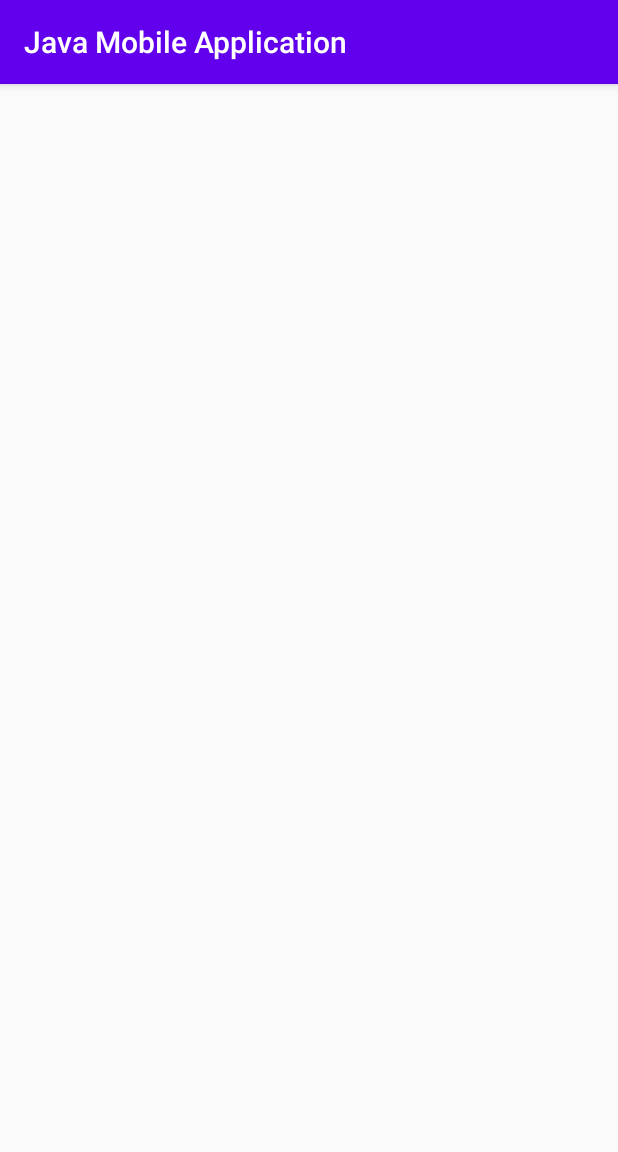
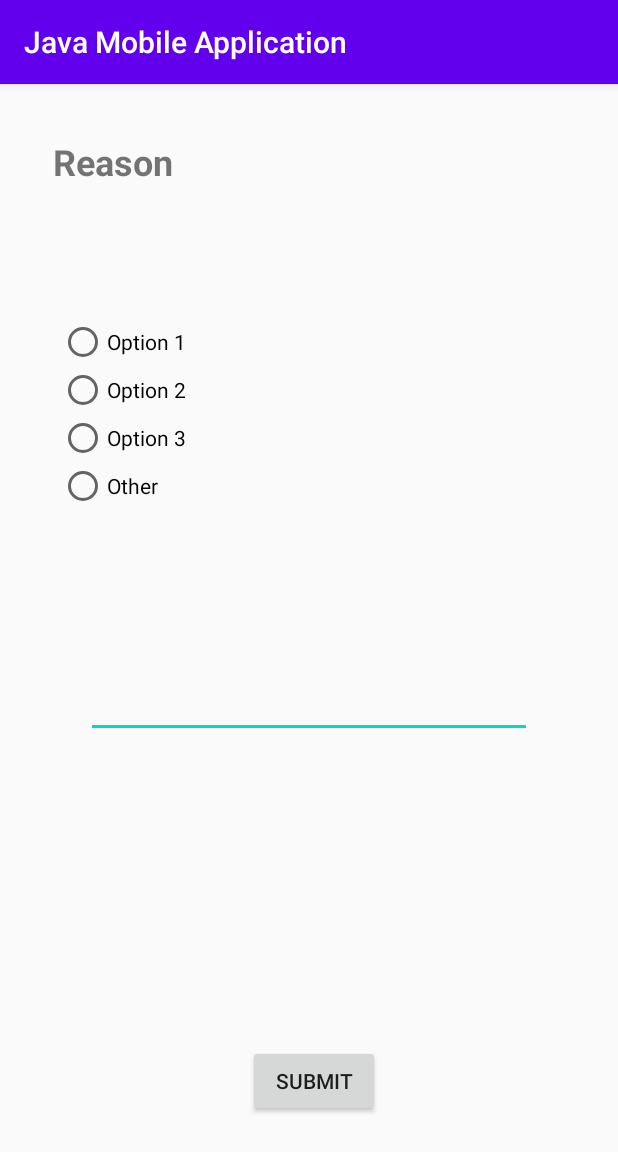
Before and after one commit to KalindaJ-debug/AIMS-Mobile-Application, an Android app: the ApprovalReason screen opened directly, with no data from a screen before it, on a phone screen of 412 x 824 dp. Shown: the top 1152 px of the screen. Run offline under Robolectric (Android 15) with nearby library versions, the phone set to English and light mode, and no system bars.

Commit message:
Approval Reason Data Update and Interface

```diff
--- a/app/src/main/java/com/example/javamobileapplication/ApprovalReason.java
+++ b/app/src/main/java/com/example/javamobileapplication/ApprovalReason.java
@@ -2,13 +2,168 @@ package com.example.javamobileapplication;
 
 import androidx.appcompat.app.AppCompatActivity;
 
+import android.content.Intent;
 import android.os.Bundle;
+import android.view.View;
+import android.widget.AdapterView;
+import android.widget.ArrayAdapter;
+import android.widget.Button;
+import android.widget.CheckBox;
+import android.widget.EditText;
+import android.widget.RadioButton;
+import android.widget.RadioGroup;
+import android.widget.Spinner;
+import android.widget.TextView;
+import android.widget.Toast;
+
+import java.util.ArrayList;
+import java.util.List;
 
 public class ApprovalReason extends AppCompatActivity {
+
+    private String farmerFirst, farmerLast, province, district, region, submitDate, season, key;
+    private float harvestAmount, cultivatedAmount;
+    private EditText otherText;
+    private RadioGroup optionList;
+    private RadioButton otherTextRadio, option1Radio, option2Radio, option3Radio;
+    private Button submitReasonData;
 
     @Override
     protected void onCreate(Bundle savedInstanceState) {
         super.onCreate(savedInstanceState);
         setContentView(R.layout.activity_approval_reason);
+
+        submitReasonData = (Button) findViewById(R.id.btnReason);
+
+        otherTextRadio = (RadioButton) findViewById(R.id.checkRadio);
+        option1Radio = (RadioButton) findViewById(R.id.option1Radio);
+        option2Radio = (RadioButton) findViewById(R.id.option2Radio);
+        option3Radio = (RadioButton) findViewById(R.id.option3Radio);
+
+        optionList = (RadioGroup) findViewById(R.id.optionList);
+        optionList.setOnCheckedChangeListener(new RadioGroup.OnCheckedChangeListener() {
+            @Override
+            public void onCheckedChanged(RadioGroup radioGroup, int i) {
+                switch (i) {
+                    case R.id.option1Radio:
+                    case R.id.option3Radio:
+                    case R.id.option2Radio:
+                        //disableText();
+                        break;
+                    case R.id.checkRadio:
+                        //enableText();
+                        break;
+                }
+            }
+        });
+
+        otherText = (EditText) findViewById(R.id.otherText);
+        //disableText();
+
+        Intent intent = getIntent();
+        this.farmerFirst = intent.getStringExtra("farmerFirst");
+        this.farmerLast = intent.getStringExtra("farmerLast");
+        this.province = intent.getStringExtra("province");
+        this.district = intent.getStringExtra("district");
+        this.region = intent.getStringExtra("region");
+        this.submitDate = intent.getStringExtra("submittedDate");
+        this.season = intent.getStringExtra("season");
+        this.harvestAmount = intent.getFloatExtra("harvestAmount", 0);
+        this.cultivatedAmount = intent.getFloatExtra("cultivatedAmount", 0);
+        this.key = intent.getStringExtra("key");
+
+        submitReasonData.setOnClickListener(new View.OnClickListener() {
+            @Override
+            public void onClick(View view) {
+                if (otherTextRadio.isChecked()) {
+                    updateData(otherText.getText().toString());
+                } else if (option1Radio.isChecked()) {
+                    updateData("Inaccurate Data");
+                } else if (option2Radio.isChecked()) {
+                    updateData("Redundant Data");
+                } else if (option3Radio.isChecked()) {
+                    updateData("Test Data");
+                }
+            }
+        });
+    }
+
+    public void checkRadioInput(View view) {
+        // Is the button now checked?
+        boolean checked = ((RadioButton) view).isChecked();
+
+        // Check which radio button was clicked
+        switch(view.getId()) {
+            case R.id.option1Radio:
+            case R.id.option3Radio:
+            case R.id.option2Radio:
+                if (checked)
+                    disableText();
+                    break;
+            case R.id.checkRadio:
+                if (checked)
+                    enableText();
+                    break;
+        }
+    }
+
+    public void checkOtherText(View view) {
+        // Is the button now checked?
+        boolean checked = ((RadioButton) view).isChecked();
+
+        // Check which radio button was clicked
+        switch(view.getId()) {
+            case R.id.checkRadio:
+                if (checked)
+                    // Pirates are the best
+                    break;
+        }
+    }
+
+    public void updateData(String reason) {
+        Approval approval = new Approval();
+        approval.setReason(reason);
+        approval.setCultivatedAmount(cultivatedAmount);
+        approval.setSubmitDate(submitDate);
+        approval.setHarvestAmount(harvestAmount);
+        approval.setSeason(season);
+        approval.setDistrict(district);
+        approval.setProvince(province);
+        approval.setStatus(2);
+        approval.setLastName(farmerLast);
+        approval.setFirstName(farmerFirst);
+        new FirebaseDBHelper().updateApproval(key, approval, new FirebaseDBHelper.DataStatus() {
+            @Override
+            public void DataIsLoaded(List<Approval> approvals, List<String> keys) {
+
+            }
+
+            @Override
+            public void DataInserted() {
+
+            }
+
+            @Override
+            public void DataUpdated() {
+                Toast.makeText(ApprovalReason.this, "Record Updated" + "Test", Toast.LENGTH_LONG).show();
+            }
+
+            @Override
+            public void DataDeleted() {
+
+            }
+        });
+    }
+
+    public void enableText() {
+        otherText.setFocusable(true);
+        otherText.setEnabled(true);
+        otherText.setCursorVisible(true);
+    }
+
+    public void disableText() {
+        otherText.setFocusable(false);
+        otherText.setEnabled(false);
+        otherText.setCursorVisible(false);
     }
 }
--- a/app/src/main/res/layout/activity_approval_reason.xml
+++ b/app/src/main/res/layout/activity_approval_reason.xml
@@ -6,4 +6,77 @@
     android:layout_height="match_parent"
     tools:context=".ApprovalReason">
 
+    <TextView
+        android:id="@+id/lblReason"
+        android:layout_width="wrap_content"
+        android:layout_height="wrap_content"
+        android:layout_marginStart="35dp"
+        android:layout_marginLeft="35dp"
+        android:layout_marginTop="35dp"
+        android:text="@string/reason"
+        android:textSize="24sp"
+        android:textStyle="bold"
+        app:layout_constraintStart_toStartOf="parent"
+        app:layout_constraintTop_toTopOf="parent" />
+
+    <Button
+        android:id="@+id/btnReason"
+        android:layout_width="wrap_content"
+        android:layout_height="wrap_content"
+        android:layout_marginStart="165dp"
+        android:layout_marginLeft="165dp"
+        android:layout_marginBottom="79dp"
+        android:text="@string/submit"
+        app:layout_constraintBottom_toBottomOf="parent"
+        app:layout_constraintStart_toStartOf="parent" />
+
+    <EditText
+        android:id="@+id/otherText"
+        android:layout_width="297dp"
+        android:layout_height="60dp"
+        android:layout_marginStart="57dp"
+        android:layout_marginLeft="57dp"
+        android:layout_marginTop="72dp"
+        android:ems="10"
+        android:inputType="textPersonName"
+        app:layout_constraintStart_toStartOf="parent"
+        app:layout_constraintTop_toBottomOf="@+id/optionList" />
+
+    <RadioGroup
+        android:id="@+id/optionList"
+        android:layout_width="333dp"
+        android:layout_height="148dp"
+        android:layout_marginStart="39dp"
+        android:layout_marginLeft="39dp"
+        android:layout_marginTop="88dp"
+        android:clickable="false"
+        app:layout_constraintStart_toStartOf="parent"
+        app:layout_constraintTop_toBottomOf="@+id/lblReason">
+
+        <RadioButton
+            android:id="@+id/option1Radio"
+            android:layout_width="match_parent"
+            android:layout_height="wrap_content"
+            android:text="Option 1" />
+
+        <RadioButton
+            android:id="@+id/option2Radio"
+            android:layout_width="match_parent"
+            android:layout_height="wrap_content"
+            android:text="Option 2" />
+
+        <RadioButton
+            android:id="@+id/option3Radio"
+            android:layout_width="match_parent"
+            android:layout_height="wrap_content"
+            android:text="Option 3" />
+
+        <RadioButton
+            android:id="@+id/checkRadio"
+            android:layout_width="match_parent"
+            android:layout_height="wrap_content"
+            android:text="Other" />
+    </RadioGroup>
+
+
 </androidx.constraintlayout.widget.ConstraintLayout>
--- a/app/src/main/res/values/strings.xml
+++ b/app/src/main/res/values/strings.xml
@@ -21,4 +21,6 @@
     <string name="submitted_date">Submitted Date</string>
     <string name="season">Season</string>
     <string name="cultivatedLand">Cultivated Land</string>
+    <string name="reason">Reason</string>
+    <string name="submit">Submit</string>
 </resources>
```
Also changed, not shown: app/src/main/java/com/example/javamobileapplication/ApprovalDescription.java (+1 -25 lines).
